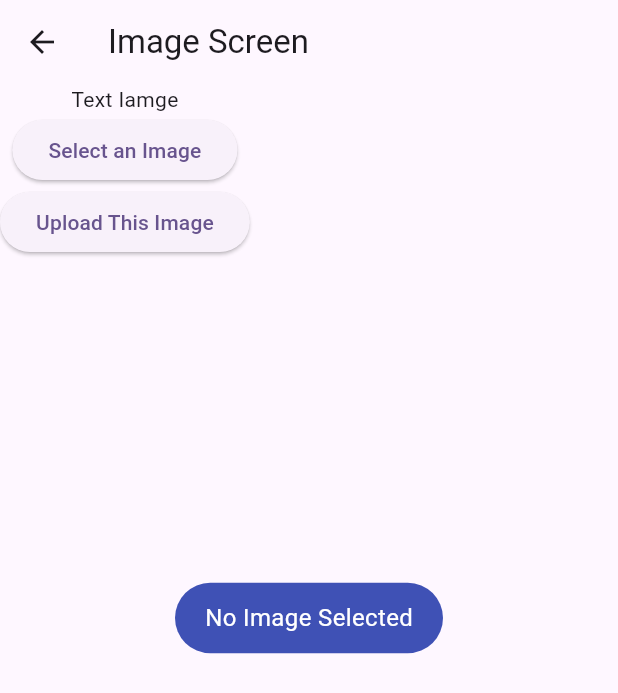
After one commit to SyedMuhammadArsalanShah/FlutterCourse, a Flutter app: the ImageScreenDB screen opened directly, after a tap on "Select an Image", on a phone screen of 412 x 824 dp. The commit adds this screen. Shown: the top 693 px of the screen. Run offline on Flutter 3.47's test engine with Material 2 defaults, Android fonts, the phone set to English and light mode, and no system bars; our stand-ins replace cloud_firestore, firebase_auth, firebase_core, firebase_database, firebase_storage, fluttertoast and 8 more; missing offline and left inert: dart:ffi, quran; accounts and stored records are empty; network calls fail.

Commit message:
imagefile  upload on firebase storage

```diff
--- a/FlutterCourse2023/lecture29firebaseproject1/lib/HomeFirestore.dart
+++ b/FlutterCourse2023/lecture29firebaseproject1/lib/HomeFirestore.dart
@@ -151,7 +151,6 @@ class _HomeFirestoreState extends State<HomeFirestore> {
                     itemBuilder: (context, index) {
                       final data = snapshot.data!.docs[index];
                           // for null checkcorrect condition exception
-
                         return ListTile(
                           title: Text(data["Title"].toString()),
                           subtitle: Text(data['Description'].toString()),
@@ -181,7 +180,8 @@ class _HomeFirestoreState extends State<HomeFirestore> {
                                        jesy humne search ke liye title
                                        ko liye tha na snapshot main se
                                        warisha beta wesy hi hum ne id ko liya hai
-                                       or phir yeh id hum ne child ko pass karwadi and agr hum uper wali lety(int id =0) to us se hamesha humari value zero hi rehti */
+                                       or phir yeh id hum ne child ko pass karwadi and agr hum uper
+                                        wali lety(int id =0) to us se hamesha humari value zero hi rehti */
                                         final id = data['Id'].toString();
                                         // dref.child(key).child(id).remove();
 
--- /dev/null
+++ b/FlutterCourse2023/lecture29firebaseproject1/lib/ImageScreenDB.dart
@@ -0,0 +1,68 @@
+import 'dart:io';
+
+import 'package:firebase_auth/firebase_auth.dart';
+import 'package:flutter/material.dart';
+import 'package:image_picker/image_picker.dart';
+import 'package:lecture29firebaseproject1/Toastmsg.dart';
+
+import 'package:firebase_storage/firebase_storage.dart';
+
+class ImageScreenDB extends StatefulWidget {
+  const ImageScreenDB({super.key});
+
+  @override
+  State<ImageScreenDB> createState() => _ImageScreenDBState();
+}
+
+class _ImageScreenDBState extends State<ImageScreenDB> {
+  File? image;
+  final imagepicker = ImagePicker();
+
+  final storage = FirebaseStorage.instance.ref("AllImages");
+  final key = FirebaseAuth.instance.currentUser!.uid;
+
+  int id = 0;
+
+  Future getImageFromGallery() async {
+    final pickedFile = await imagepicker.pickImage(
+        source: ImageSource.gallery, imageQuality: 50);
+    setState(() {});
+    if (pickedFile != null) {
+      image = File(pickedFile.path);
+    } else {
+      Toastmsg().toast("No Image Selected");
+    }
+  }
+
+  @override
+  Widget build(BuildContext context) {
+    return Scaffold(
+      appBar: AppBar(
+        title: Text("Image Screen "),
+      ),
+      body: Column(children: [
+        image == null ? Text("Text Iamge") : Image.file(image!.absolute),
+        ElevatedButton(
+            onPressed: () {
+              getImageFromGallery();
+            },
+            child: Text("Select an Image")),
+        ElevatedButton(
+            onPressed: () async {
+              id++;
+              final refimg = storage.child("Images/$key").child("$id");
+
+              UploadTask uploadTask = refimg.putFile(image!.absolute);
+
+              Future.value(uploadTask).then((value) async {
+
+               final uploadimageurl= await refimg.getDownloadURL();
+                print("Image Url $uploadimageurl");
+
+              });
+            },
+            child: Text("Upload This Image")),
+      ]),
+    );
+  }
+}
--- a/FlutterCourse2023/lecture29firebaseproject1/lib/Login.dart
+++ b/FlutterCourse2023/lecture29firebaseproject1/lib/Login.dart
@@ -1,6 +1,7 @@
 import 'package:firebase_auth/firebase_auth.dart';
 import 'package:flutter/material.dart';
 import 'package:lecture29firebaseproject1/HomeFirestore.dart';
+import 'package:lecture29firebaseproject1/ImageScreenDB.dart';
 
 import 'package:lecture29firebaseproject1/Phone.dart';
 import 'package:lecture29firebaseproject1/toastmsg.dart';
@@ -89,7 +90,8 @@ class _LoginState extends State<Login> {
                           .then((value) {
                         Navigator.push(context,
                             // MaterialPageRoute(builder: (context) => Home()));
-                            MaterialPageRoute(builder: (context) => HomeFirestore()));
+                            // MaterialPageRoute(builder: (context) => HomeFirestore()));
+                            MaterialPageRoute(builder: (context) => ImageScreenDB()));
                       });
 
                       // Navigator.push(context,
--- a/FlutterCourse2023/lecture29firebaseproject1/lib/SplashScreen.dart
+++ b/FlutterCourse2023/lecture29firebaseproject1/lib/SplashScreen.dart
@@ -5,6 +5,7 @@ import 'package:firebase_auth/firebase_auth.dart';
 import 'package:flutter/material.dart';
 import 'package:lecture29firebaseproject1/Home.dart';
 import 'package:lecture29firebaseproject1/HomeFirestore.dart';
+import 'package:lecture29firebaseproject1/ImageScreenDB.dart';
 import 'package:lecture29firebaseproject1/Login.dart';
 
 
@@ -32,7 +33,8 @@ class _SplashScreenState extends State<SplashScreen> {
     if (user != null) {
       Timer(Duration(seconds: 5), (() {
         Navigator.pushReplacement(
-            context, MaterialPageRoute(builder: (context) => HomeFirestore()));
+            // context, MaterialPageRoute(builder: (context) => HomeFirestore()));
+            context, MaterialPageRoute(builder: (context) => ImageScreenDB()));
             // context, MaterialPageRoute(builder: (context) => Home()));
       }));
     } else {
--- a/FlutterCourse2023/lecture29firebaseproject1/pubspec.yaml
+++ b/FlutterCourse2023/lecture29firebaseproject1/pubspec.yaml
@@ -41,6 +41,8 @@ dependencies:
   fluttertoast: ^8.2.2
   firebase_database: ^10.2.5
   cloud_firestore: ^4.9.1
+  image_picker: ^1.0.4
+  firebase_storage: ^11.2.6
 
 dev_dependencies:
   flutter_test:
```
Also changed, not shown: FlutterCourse2023/lecture29firebaseproject1/pubspec.lock, 5 other files.
